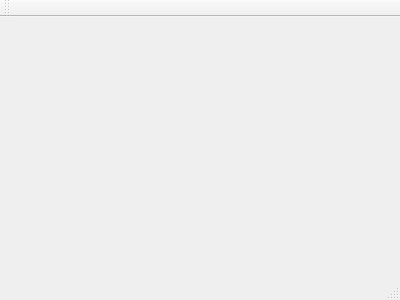
First picture: the form in KCApp/kcmainwindow.ui, repository louvainlinux/KapCompta, before the edit.
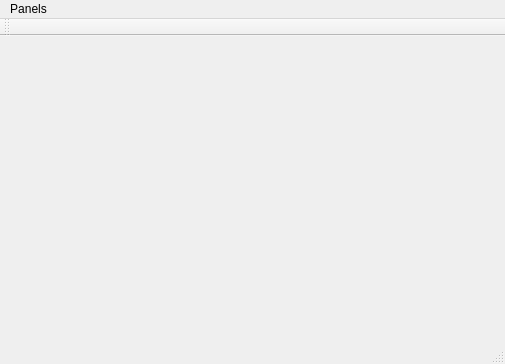
Second picture: the form after the edit.

Commit message: if again, moving on panels impl.

Patch:
```diff
--- a/KCApp/kcmainwindow.ui
+++ b/KCApp/kcmainwindow.ui
@@ -1,24 +1,45 @@
 <ui version="4.0">
  <class>KCMainWindow</class>
- <widget class="QMainWindow" name="KCMainWindow" >
-  <property name="geometry" >
+ <widget class="QMainWindow" name="KCMainWindow">
+  <property name="geometry">
    <rect>
     <x>0</x>
     <y>0</y>
-    <width>400</width>
-    <height>300</height>
+    <width>505</width>
+    <height>364</height>
    </rect>
   </property>
   <property name="windowTitle" >
    <string>KCMainWindow</string>
   </property>
-  <widget class="QMenuBar" name="menuBar" />
-  <widget class="QToolBar" name="mainToolBar" />
-  <widget class="QWidget" name="centralWidget" />
-  <widget class="QStatusBar" name="statusBar" />
+  <widget class="QWidget" name="centralWidget"/>
+  <widget class="QMenuBar" name="menuBar">
+   <property name="geometry">
+    <rect>
+     <x>0</x>
+     <y>0</y>
+     <width>505</width>
+     <height>22</height>
+    </rect>
+   </property>
+   <widget class="QMenu" name="menuPanels">
+    <property name="title">
+     <string>Panels</string>
+    </property>
+   </widget>
+   <addaction name="menuPanels"/>
+  </widget>
+  <widget class="QToolBar" name="mainToolBar">
+   <attribute name="toolBarArea">
+    <enum>TopToolBarArea</enum>
+   </attribute>
+   <attribute name="toolBarBreak">
+    <bool>false</bool>
+   </attribute>
+  </widget>
+  <widget class="QStatusBar" name="statusBar"/>
  </widget>
- <layoutDefault spacing="6" margin="11" />
- <pixmapfunction></pixmapfunction>
+ <layoutdefault spacing="6" margin="11"/>
  <resources/>
  <connections/>
 </ui>
```
Left out of the diff: 3 changed lines with no effect on the pictures. The commit also changes 9 other files.
